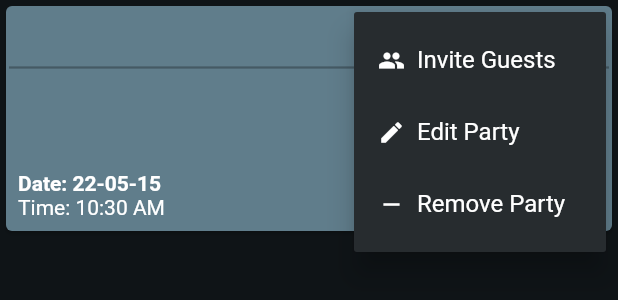
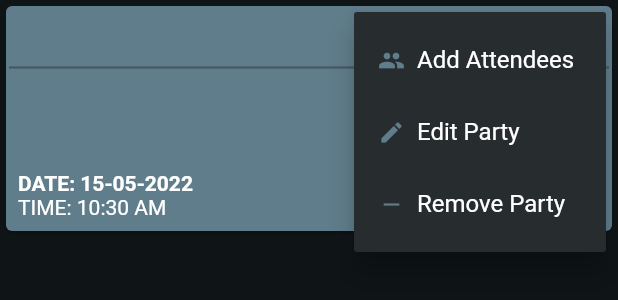
Before and after one commit to remcovolkers/hybridflutter, a Flutter app: the PartyCard widget shown alone on an empty page, opened directly with empty values, after a tap on the "more vert" icon, on a phone screen of 412 x 824 dp. Shown: the top 300 px of the screen. Run offline on Flutter 3.47's test engine with Material 2 defaults, Android fonts, the phone set to English and light mode, and no system bars; our stand-ins replace localstorage.

Commit message:
more bugfixes
fixed some stuff yo

```diff
--- a/lib/main.dart
+++ b/lib/main.dart
@@ -53,24 +53,27 @@ class MyHomePage extends StatefulWidget {
 class _MyHomePageState extends State<MyHomePage> {
   @override
   Widget build(BuildContext context) {
+    bool isOverviewPage = ModalRoute.of(context)?.settings.name == '/';
     return Scaffold(
       appBar: AppBar(
         centerTitle: true,
         actions: [
-          Visibility(
-            visible:
-                ModalRoute.of(context)!.settings.name == '/' ? true : false,
-            child: IconButton(
-              onPressed: () => {
-                Navigator.pushNamed(context, '/add_party'),
-              },
-              icon: const Icon(Icons.add),
+          IconButton(
+            color: Theme.of(context).iconTheme.color,
+            onPressed: () => {
+              isOverviewPage
+                  ? Navigator.pushNamed(
+                      context,
+                      '/add_party',
+                    )
+                  : Navigator.pop(context),
+            },
+            icon: Icon(
+              isOverviewPage ? Icons.add : Icons.arrow_back,
             ),
           ),
         ],
-        automaticallyImplyLeading:
-            //TODO: FIX BEFORE HAND IN
-            ModalRoute.of(context)?.settings.name == '/' ? false : true,
+        automaticallyImplyLeading: false,
         title: Text(
           widget.title,
         ),
--- a/lib/pages/party_overview_page.dart
+++ b/lib/pages/party_overview_page.dart
@@ -1,3 +1,5 @@
+import 'dart:developer';
+
 import 'package:flutter/material.dart';
 import 'package:intl/intl.dart';
 import 'package:party_planner_app/models/partylist.dart';
@@ -17,7 +19,12 @@ class _PartyOverViewPageState extends State<PartyOverViewPage> {
 
   @override
   Widget build(BuildContext context) {
-    return FutureBuilder(
+    bool shouldPop = false;
+    return WillPopScope(
+      onWillPop: () async {
+        return shouldPop;
+      },
+      child: FutureBuilder(
         future: LocalRepo.isReady(),
         builder: (context, snapshot) {
           switch (snapshot.connectionState) {
@@ -32,6 +39,7 @@ class _PartyOverViewPageState extends State<PartyOverViewPage> {
               }
           }
         },
+      ),
     );
   }
 
@@ -40,6 +48,7 @@ class _PartyOverViewPageState extends State<PartyOverViewPage> {
       children: [
         for (Party party in partyList.parties)
           PartyCard(
+            partyIndex: partyList.parties.indexOf(party),
             party: party,
             handleSelection: handleSelection,
           )
@@ -59,19 +68,20 @@ class _PartyOverViewPageState extends State<PartyOverViewPage> {
     );
   }
 
-  handleSelection(Party party, MenuItem menuItem) {
+  handleSelection(Party party, MenuItem menuItem, int partyIndex) {
     switch (menuItem.text) {
       case 'Remove Party':
         setState(() {
           partyList.parties.remove(party);
         });
-        LocalRepo.removeParty(party);
+        partyList.parties.remove(party);
+        LocalRepo.saveToLocalRepo(partyList);
         break;
       case 'Edit Party':
         Navigator.pushNamed(
           context,
           '/edit_party',
-          arguments: party,
+          arguments: [partyIndex, party],
         );
         break;
     }
@@ -81,9 +91,13 @@ class _PartyOverViewPageState extends State<PartyOverViewPage> {
 class PartyCard extends StatefulWidget {
   final Party party;
   final Function handleSelection;
+  final int partyIndex;
 
   const PartyCard(
-      {Key? key, required this.party, required this.handleSelection})
+      {Key? key,
+      required this.party,
+      required this.handleSelection,
+      required this.partyIndex})
       : super(key: key);
 
   @override
@@ -145,10 +159,11 @@ class _PartyCardState extends State<PartyCard> {
             PopupMenuButton<MenuItem>(
               child: const Icon(
                 Icons.more_vert,
+                color: Colors.white,
               ),
               tooltip: 'Select action',
-              onSelected: (MenuItem menuItem) =>
-                  widget.handleSelection(widget.party, menuItem),
+              onSelected: (MenuItem menuItem) => widget.handleSelection(
+                  widget.party, menuItem, widget.partyIndex),
               itemBuilder: (BuildContext context) {
                 return _buildItems();
               },
@@ -190,20 +205,20 @@ class _PartyCardState extends State<PartyCard> {
   }
 
   Column dateBuilder() {
-    String date = DateFormat('yy-MM-dd').format(widget.party.occurDate);
+    String date = DateFormat('dd-MM-yyyy').format(widget.party.occurDate);
     String time = DateFormat('hh:mm a').format(widget.party.occurDate);
 
     return Column(
       crossAxisAlignment: CrossAxisAlignment.start,
       children: [
         Text(
-          'Date: ' + date,
+          'DATE: ' + date,
           style: const TextStyle(
             fontWeight: FontWeight.bold,
           ),
         ),
         Text(
-          'Time: ' + time,
+          'TIME: ' + time,
         ),
       ],
     );
@@ -228,7 +243,7 @@ class MenuItems {
   ];
 
   static const itemInvite = MenuItem(
-    text: 'Invite Guests',
+    text: 'Add Attendees',
     icon: Icons.people,
   );
 
--- a/lib/themes.dart
+++ b/lib/themes.dart
@@ -34,8 +34,11 @@ class Themes {
       ),
 
       //---------------------------------------------------------------------
-      //                        Text theme
+      //                        Icon theme
       //---------------------------------------------------------------------
+      iconTheme: IconThemeData(
+        color: Colors.blueGrey[500],
+      ),
     );
   }
 }
--- a/pubspec.yaml
+++ b/pubspec.yaml
@@ -12,6 +12,7 @@ dependencies:
     sdk: flutter
   cupertino_icons: ^1.0.2
   intl: ^0.17.0
+  contacts_service: ^0.6.3
 
 dev_dependencies:
   flutter_test:
```
Also changed, not shown: lib/pages/add_edit_party_page.dart (+97 -65 lines), lib/storage/local_repo.dart (+2 -15 lines), pubspec.lock, 3 other files. Lines whose indentation alone changed are shown as unchanged.
